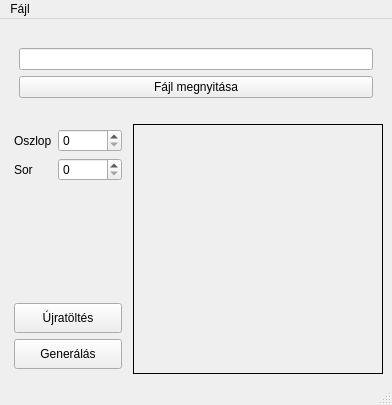
This is ui/res/layout/main.ui in puskapeti/DataMatrixWizard as Qt 5 draws it before an edit. The edited form follows.
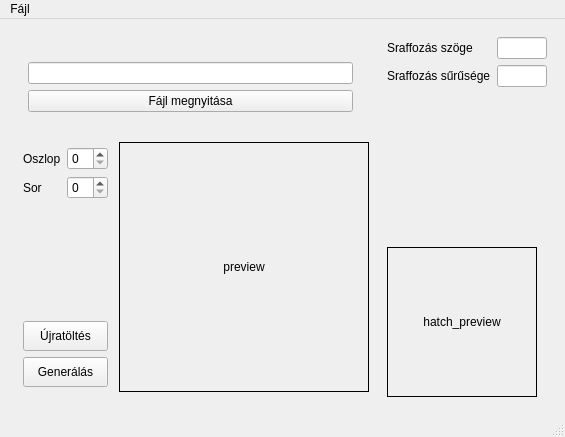
This is the edited form. Icons and pictures are not drawn.

Patch:
```diff
--- a/ui/res/layout/main.ui
+++ b/ui/res/layout/main.ui
@@ -6,14 +6,20 @@
    <rect>
     <x>0</x>
     <y>0</y>
-    <width>392</width>
-    <height>389</height>
+    <width>560</width>
+    <height>437</height>
    </rect>
   </property>
+  <property name="sizePolicy">
+   <sizepolicy hsizetype="Minimum" vsizetype="Fixed">
+    <horstretch>0</horstretch>
+    <verstretch>0</verstretch>
+   </sizepolicy>
+  </property>
   <property name="maximumSize">
    <size>
-    <width>392</width>
-    <height>389</height>
+    <width>560</width>
+    <height>437</height>
    </size>
   </property>
   <property name="windowTitle">
@@ -24,13 +30,16 @@
     <normaloff>:/img/logo</normaloff>:/img/logo</iconset>
   </property>
   <widget class="QWidget" name="centralwidget">
+   <layout class="QHBoxLayout" name="horizontalLayout">
+    <item>
+     <widget class="QWidget" name="widget" native="true">
    <property name="maximumSize">
     <size>
-     <width>640</width>
-     <height>640</height>
-    </size>
-   </property>
-   <layout class="QVBoxLayout" name="verticalLayout_2" stretch="1,3">
+        <width>363</width>
+        <height>376</height>
+       </size>
+      </property>
+      <layout class="QVBoxLayout" name="verticalLayout_2">
     <item>
      <layout class="QVBoxLayout" name="verticalLayout_4">
       <property name="leftMargin">
@@ -146,7 +155,7 @@
          <enum>QFrame::Plain</enum>
         </property>
         <property name="text">
-         <string/>
+            <string>preview</string>
         </property>
         <property name="alignment">
          <set>Qt::AlignCenter</set>
@@ -155,32 +164,114 @@
       </item>
      </layout>
     </item>
-   </layout>
-  </widget>
-  <widget class="QStatusBar" name="statusbar"/>
-  <widget class="QMenuBar" name="menuBar">
+       <item>
+        <layout class="QVBoxLayout" name="verticalLayout"/>
+       </item>
+      </layout>
+     </widget>
+    </item>
+    <item>
+     <widget class="QWidget" name="widget_2" native="true">
+      <property name="sizePolicy">
+       <sizepolicy hsizetype="Fixed" vsizetype="Preferred">
+        <horstretch>0</horstretch>
+        <verstretch>0</verstretch>
+       </sizepolicy>
+      </property>
+      <layout class="QVBoxLayout" name="verticalLayout_6">
+       <item>
+        <layout class="QFormLayout" name="formLayout_2">
+         <item row="1" column="0">
+          <widget class="QLabel" name="label_4">
+           <property name="text">
+            <string>Sraffozás sűrűsége</string>
+           </property>
+          </widget>
+         </item>
+         <item row="1" column="1">
+          <widget class="QLineEdit" name="line_edit_hatch_density">
+           <property name="maximumSize">
+            <size>
+             <width>50</width>
+             <height>16777215</height>
+            </size>
+           </property>
+          </widget>
+         </item>
+         <item row="0" column="0">
+          <widget class="QLabel" name="label_3">
+           <property name="text">
+            <string>Sraffozás szöge</string>
+           </property>
+          </widget>
+         </item>
+         <item row="0" column="1">
+          <widget class="QLineEdit" name="line_edit_hatch_angle">
+           <property name="maximumSize">
+            <size>
+             <width>50</width>
+             <height>16777215</height>
+            </size>
+           </property>
+          </widget>
+         </item>
+        </layout>
+       </item>
+       <item>
+        <widget class="QLabel" name="label_hatch_preview">
+         <property name="sizePolicy">
+          <sizepolicy hsizetype="Maximum" vsizetype="Maximum">
+           <horstretch>0</horstretch>
+           <verstretch>0</verstretch>
+          </sizepolicy>
+         </property>
+         <property name="minimumSize">
+          <size>
+           <width>150</width>
+           <height>150</height>
+          </size>
+         </property>
+         <property name="maximumSize">
+          <size>
+           <width>150</width>
+           <height>150</height>
+          </size>
+         </property>
+         <property name="frameShape">
+          <enum>QFrame::Box</enum>
+         </property>
+         <property name="text">
+          <string>hatch_preview</string>
+         </property>
+         <property name="alignment">
+          <set>Qt::AlignCenter</set>
+         </property>
+        </widget>
+       </item>
+      </layout>
+     </widget>
+    </item>
+   </layout>
+  </widget>
+  <widget class="QMenuBar" name="menubar">
    <property name="geometry">
     <rect>
      <x>0</x>
      <y>0</y>
-     <width>392</width>
+     <width>560</width>
      <height>22</height>
     </rect>
    </property>
-   <widget class="QMenu" name="menuF_jl">
+   <widget class="QMenu" name="menu_file">
     <property name="title">
      <string>Fájl</string>
     </property>
     <addaction name="action_preferences"/>
     <addaction name="action_exit"/>
    </widget>
-   <addaction name="menuF_jl"/>
+   <addaction name="menu_file"/>
   </widget>
-  <action name="actionExcel_megnyit_sa">
-   <property name="text">
-    <string>Excel megnyitása</string>
-   </property>
-  </action>
+  <widget class="QStatusBar" name="statusbar"/>
   <action name="action_preferences">
    <property name="text">
     <string>Beállítások</string>
```
Left out of the diff: 19 changed lines with no effect on the pictures. Lines whose indentation alone changed are shown as unchanged.
